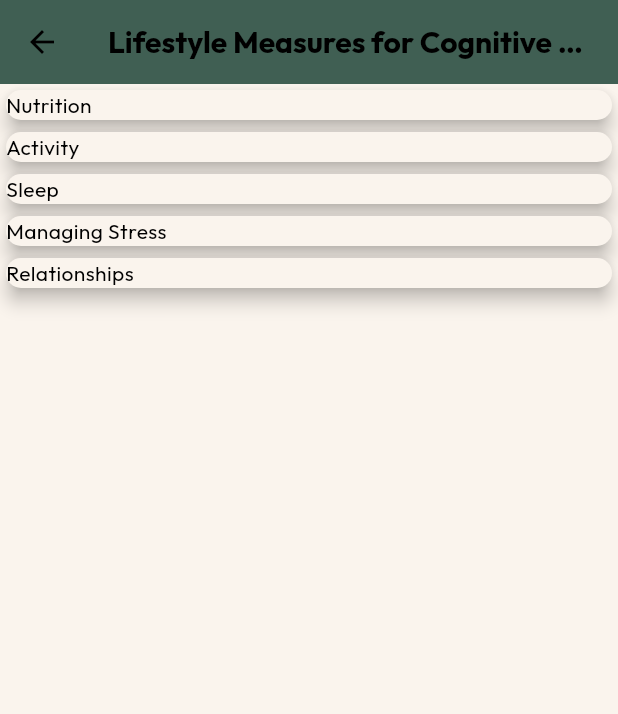
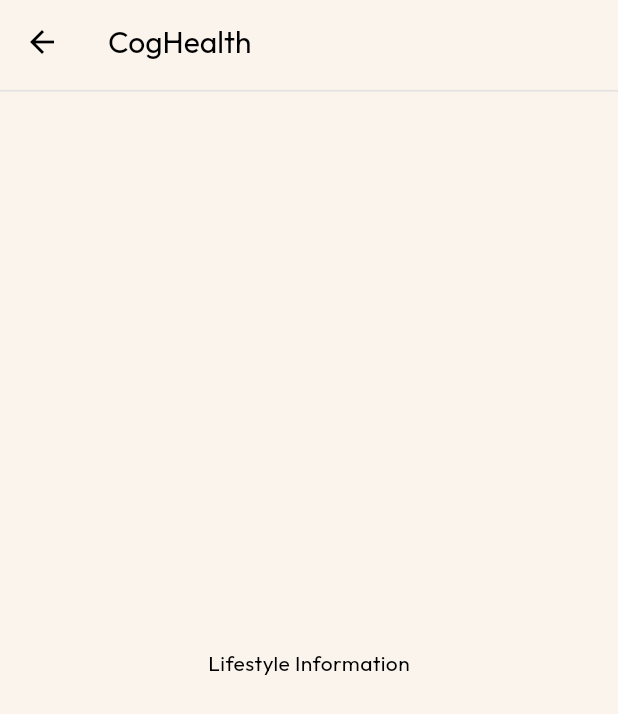
Before and after one commit to gmtfrombc/cog_screen, a Flutter app: the LifestyleScreen screen opened by its route, on a phone screen of 412 x 824 dp. Shown: the top 714 px of the screen. Run offline on Flutter 3.47's test engine with Material 3 defaults, Android fonts, the phone set to English and light mode, and no system bars; our stand-ins replace google_fonts.

Commit message:
update before adding icons

```diff
--- a/lib/screens/lifestyle_screen.dart
+++ b/lib/screens/lifestyle_screen.dart
@@ -1,3 +1,5 @@
+import 'package:cog_screen/themes/app_theme.dart';
+import 'package:cog_screen/widgets/custom_app_bar.dart';
 import 'package:flutter/material.dart';
 
 class LifestyleScreen extends StatelessWidget {
@@ -6,26 +8,18 @@ class LifestyleScreen extends StatelessWidget {
   @override
   Widget build(BuildContext context) {
     return Scaffold(
-      appBar:
-          AppBar(title: const Text('Lifestyle Measures for Cognitive Health')),
-      body: ListView(
-        children: const [
-          Card(
-            child: Text('Nutrition'),
-          ),
-          Card(
-            child: Text('Activity'),
-          ),
-          Card(
-            child: Text('Sleep'),
-          ),
-          Card(
-            child: Text('Managing Stress'),
-          ),
-          Card(
-            child: Text('Relationships'),
-          ),
-        ],
+      appBar: CustomAppBar(
+        title: 'CogHealth',
+        backgroundColor: AppTheme.primaryBackgroundColor,
+        showLeading: true,
+      ),
+      body: const Center(
+        child: Column(
+          mainAxisAlignment: MainAxisAlignment.center,
+          children: [
+            Text('Lifestyle Information'),
+          ],
+        ),
       ),
     );
   }
--- a/lib/utilities/constants.dart
+++ b/lib/utilities/constants.dart
@@ -7,7 +7,7 @@ class AppConstants {
   static const String cogHealthMore =
       "If you would like to consider integrative treatment options that support cognitive health, including essential oils, then select 'Learn More' below.";
   static const String cogHealthStart =
-      "The CogHealth Test is a simple tool for assessing memory and cognitive health. It consists of 8 questions and has a maximum score of 10. You will need a two-sided piece of paper and a pen to complete the screen.\n\n When you are ready, select 'Begin'.";
+      "The CogHealth Test is a simple tool for assessing memory and cognitive health. It consists of 8 questions and has a maximum score of 10. You will need a two-sided piece of paper and a pen to complete the screen.";
 
   static const String understandingCognitiveHealth =
       "Our cognitive health is a reflection of our brain health. It is the ability to think clearly, remember, and learn new things. Cognitive health is important at every stage of life. It is important to understand that cognitive health is not static. It can change over time and can be improved with the right interventions.";
```
Also changed, not shown: lib/providers/app_navigation_state.dart (+26 -0 lines), lib/screens/countdown_timer.dart (+0 -8 lines), lib/screens/criteria_screen.dart (+16 -8 lines), lib/screens/start_screen.dart (+8 -1 lines), lib/widgets/bottom_bar_navigator.dart (+10 -8 lines).
